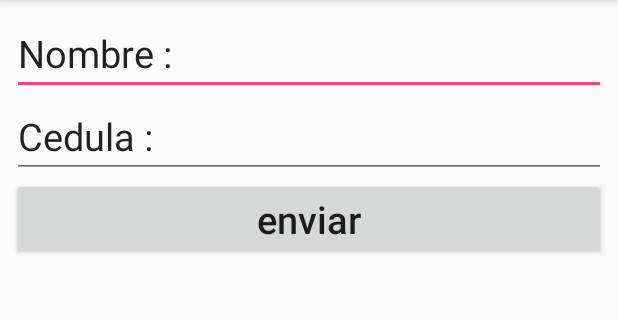
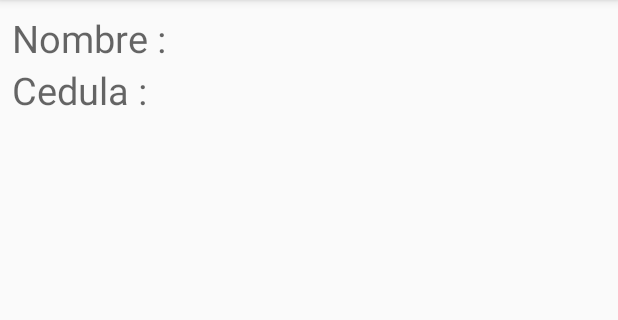
Before and after one commit to nestorcalvo/Fragmentos, an Android app: the fragment DatosFragment shown on its own in the app's theme, on a phone screen of 412 x 824 dp, the part 84-404 px from its top. Run offline under Robolectric (Android 15) with nearby library versions, the phone set to English and light mode, and no system bars.

```diff
--- a/app/src/main/java/com/nestorcalvo/fragmentos/DatosFragment.kt
+++ b/app/src/main/java/com/nestorcalvo/fragmentos/DatosFragment.kt
@@ -6,17 +6,9 @@ import androidx.fragment.app.Fragment
 import android.view.LayoutInflater
 import android.view.View
 import android.view.ViewGroup
+import kotlinx.android.synthetic.main.fragment_datos.view.*
 
 
-// TODO: Rename parameter arguments, choose names that match
-// the fragment initialization parameters, e.g. ARG_ITEM_NUMBER
-private const val ARG_PARAM1 = "param1"
-private const val ARG_PARAM2 = "param2"
-
-/**
- * A simple [Fragment] subclass.
- *
- */
 class DatosFragment : Fragment() {
 
     override fun onCreateView(
@@ -24,7 +16,14 @@ class DatosFragment : Fragment() {
         savedInstanceState: Bundle?
     ): View? {
         // Inflate the layout for this fragment
-        return inflater.inflate(R.layout.fragment_datos, container, false)
+        var view = inflater.inflate(R.layout.fragment_datos, container, false)
+        var nombre:String? = arguments?.getString("nombre")
+        var cedula:String? = arguments?.getString("cedula")
+
+        view.tvNombre.text = nombre
+        view.tvCedula.text = cedula
+
+        return view
     }
 
 
--- /dev/null
+++ b/app/src/main/java/com/nestorcalvo/fragmentos/comunicador.kt
@@ -0,0 +1,5 @@
+package com.nestorcalvo.fragmentos
+
+interface comunicador {
+    fun enviarDatos(nombre:String, cedula:String)
+}
--- a/app/src/main/res/layout/fragment_datos.xml
+++ b/app/src/main/res/layout/fragment_datos.xml
@@ -7,27 +7,21 @@
               android:layout_height="match_parent"
               tools:context=".FormFragment">
 
-    >
-    <EditText
+
+    <TextView
             android:layout_width="match_parent"
             android:layout_height="wrap_content"
             android:textSize="25sp"
-            android:id="@+id/eNombre"
-            android:text="@string/nombre"/>
-    <EditText
+            android:id="@+id/tvNombre"
+            android:hint="@string/nombre"/>
+    <TextView
             android:layout_width="match_parent"
             android:layout_height="wrap_content"
             android:textSize="25sp"
-            android:id="@+id/eCedula"
-            android:inputType="number"
-            android:text="@string/cedula"/>
-    <Button
-            android:layout_width="match_parent"
-            android:layout_height="wrap_content"
-            android:textSize="25sp"
-            android:id="@+id/bEnviar"
-            android:inputType="number"
-            android:text="@string/enviar"/>
+            android:id="@+id/tvCedula"
+
+            android:hint="@string/cedula"/>
+
 
 
 </LinearLayout>
```
Also changed, not shown: app/src/main/java/com/nestorcalvo/fragmentos/FormFragment.kt (+22 -3 lines), app/src/main/java/com/nestorcalvo/fragmentos/Main6Activity.kt (+24 -1 lines), app/src/main/res/layout/activity_main6.xml (+8 -0 lines).
